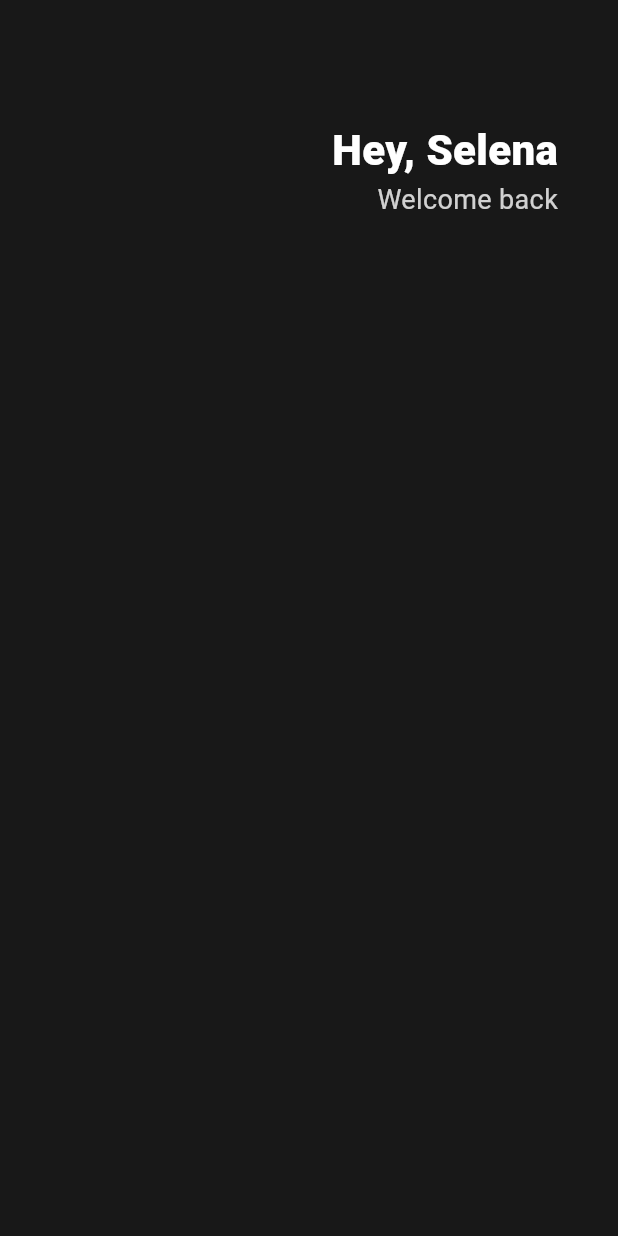
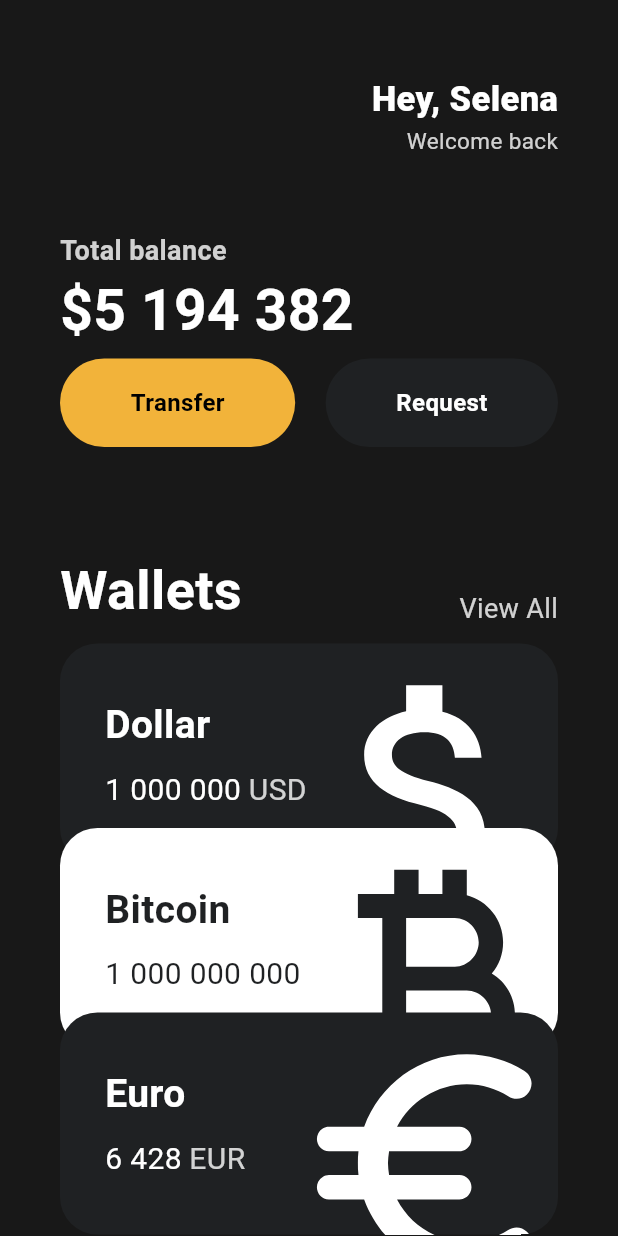
Before and after one commit to bristolkon3802/flutter-toonflix, a Flutter app: the screen it shows after launch, on a phone screen of 412 x 824 dp. Run offline on Flutter 3.47's test engine with Material 3 defaults, Android fonts, the phone set to English and light mode, and no system bars.

Commit message:
플러터 wallets

```diff
--- a/lib/main.dart
+++ b/lib/main.dart
@@ -1,4 +1,6 @@
 import 'package:flutter/material.dart';
+import 'package:toonflix/widgets/button.dart';
+import 'package:toonflix/widgets/card.dart';
 
 void main() {
   runApp(const App());
@@ -11,13 +13,15 @@ class App extends StatelessWidget {
   Widget build(BuildContext context) {
     return MaterialApp(
       home: Scaffold(
-          backgroundColor: const Color(0xFF181818),
-          body: Padding(
+        backgroundColor: const Color(0xFF181818),
+        body: SingleChildScrollView(
+          child: Padding(
             padding: const EdgeInsets.symmetric(horizontal: 40),
             child: Column(
+              crossAxisAlignment: CrossAxisAlignment.start,
               children: [
                 const SizedBox(
-                  height: 80, // 공백 생성
+                  height: 50, // 공백 생성
                 ),
                 Row(
                   mainAxisAlignment: MainAxisAlignment.end, // 오른쪽 정렬
@@ -29,7 +33,7 @@ class App extends StatelessWidget {
                           'Hey, Selena',
                           style: TextStyle(
                             color: Colors.white,
-                            fontSize: 28,
+                            fontSize: 23,
                             fontWeight: FontWeight.w800,
                           ),
                         ),
@@ -37,16 +41,107 @@ class App extends StatelessWidget {
                           'Welcome back',
                           style: TextStyle(
                             color: Colors.white.withOpacity(0.8),
-                            fontSize: 18,
+                            fontSize: 15,
                           ),
                         ),
                       ],
                     )
                   ],
-                )
+                ),
+                const SizedBox(
+                  height: 50,
+                ),
+                Text(
+                  'Total balance',
+                  style: TextStyle(
+                    fontSize: 18,
+                    fontWeight: FontWeight.w700,
+                    color: Colors.white.withOpacity(0.8),
+                  ),
+                ),
+                const SizedBox(
+                  height: 0,
+                ),
+                const Text(
+                  '\$5 194 382',
+                  style: TextStyle(
+                    fontSize: 38,
+                    fontWeight: FontWeight.w700,
+                    color: Colors.white,
+                  ),
+                ),
+                const SizedBox(
+                  height: 5,
+                ),
+                const Row(
+                  mainAxisAlignment: MainAxisAlignment.spaceBetween,
+                  children: [
+                    Button(
+                        text: 'Transfer',
+                        bgColor: Color(0xFFF2B33A),
+                        textColor: Colors.black),
+                    Button(
+                        text: 'Request',
+                        bgColor: Color(0xFF1F2123),
+                        textColor: Colors.white),
+                  ],
+                ),
+                const SizedBox(
+                  height: 70,
+                ),
+                Row(
+                  crossAxisAlignment: CrossAxisAlignment.end,
+                  mainAxisAlignment: MainAxisAlignment.spaceBetween,
+                  children: [
+                    const Text(
+                      'Wallets',
+                      style: TextStyle(
+                        color: Colors.white,
+                        fontSize: 36,
+                        fontWeight: FontWeight.w600,
+                      ),
+                    ),
+                    Text(
+                      'View All',
+                      style: TextStyle(
+                        color: Colors.white.withOpacity(0.8),
+                        fontSize: 18,
+                      ),
+                    ),
+                  ],
+                ),
+                const SizedBox(
+                  height: 10,
+                ),
+                const CurrencyCard(
+                  name: 'Dollar',
+                  code: 'USD',
+                  amount: '1 000 000',
+                  icon: Icons.attach_money_outlined,
+                  isInverted: false,
+                  isOffset: 0,
+                ),
+                const CurrencyCard(
+                  name: 'Bitcoin',
+                  code: 'BTC',
+                  amount: '1 000 000 000',
+                  icon: Icons.currency_bitcoin,
+                  isInverted: true,
+                  isOffset: -25,
+                ),
+                const CurrencyCard(
+                  name: 'Euro',
+                  code: 'EUR',
+                  amount: '6 428',
+                  icon: Icons.euro_rounded,
+                  isInverted: false,
+                  isOffset: -50,
+                ),
               ],
             ),
-          )),
+          ),
+        ),
+      ),
     );
   }
 }
--- /dev/null
+++ b/lib/widgets/button.dart
@@ -0,0 +1,35 @@
+// ignore_for_file: file_names
+
+import 'package:flutter/material.dart';
+
+class Button extends StatelessWidget {
+  final String text;
+  final Color bgColor;
+  final Color textColor;
+
+  const Button({
+    super.key,
+    required this.text,
+    required this.bgColor,
+    required this.textColor,
+  });
+
+  @override
+  Widget build(BuildContext context) {
+    return Container(
+      decoration: BoxDecoration(
+          color: bgColor, borderRadius: BorderRadius.circular(45)),
+      child: Padding(
+        padding: const EdgeInsets.symmetric(vertical: 18, horizontal: 47),
+        child: Text(
+          text,
+          style: TextStyle(
+            fontSize: 16,
+            color: textColor,
+            fontWeight: FontWeight.w700,
+          ),
+        ),
+      ),
+    );
+  }
+}
--- /dev/null
+++ b/lib/widgets/card.dart
@@ -0,0 +1,89 @@
+import 'package:flutter/material.dart';
+
+class CurrencyCard extends StatelessWidget {
+  final String name, code, amount;
+  final IconData icon;
+  final bool isInverted;
+  final double isOffset;
+
+  final _blackColor = const Color(0xFF1F2123);
+
+  const CurrencyCard({
+    super.key,
+    required this.name,
+    required this.code,
+    required this.amount,
+    required this.icon,
+    required this.isInverted,
+    required this.isOffset,
+  });
+
+  @override
+  Widget build(BuildContext context) {
+    return Transform.translate(
+      offset: Offset(0, isOffset),
+      child: Container(
+        clipBehavior: Clip.hardEdge,
+        decoration: BoxDecoration(
+          color: isInverted ? Colors.white : _blackColor,
+          borderRadius: BorderRadius.circular(25),
+        ),
+        child: Padding(
+          padding: const EdgeInsets.all(30),
+          child: Row(
+            mainAxisAlignment: MainAxisAlignment.spaceBetween,
+            children: [
+              Column(
+                crossAxisAlignment: CrossAxisAlignment.start,
+                children: [
+                  Text(
+                    name,
+                    style: TextStyle(
+                        color: isInverted ? _blackColor : Colors.white,
+                        fontSize: 26,
+                        fontWeight: FontWeight.w600),
+                  ),
+                  const SizedBox(
+                    height: 10,
+                  ),
+                  Row(
+                    children: [
+                      Text(
+                        amount,
+                        style: TextStyle(
+                          color: isInverted ? _blackColor : Colors.white,
+                          fontSize: 20,
+                        ),
+                      ),
+                      const SizedBox(
+                        width: 5,
+                      ),
+                      Text(
+                        code,
+                        style: TextStyle(
+                          color: Colors.white.withOpacity(0.8),
+                          fontSize: 20,
+                        ),
+                      ),
+                    ],
+                  ),
+                ],
+              ),
+              Transform.scale(
+                scale: 2.2,
+                child: Transform.translate(
+                  offset: const Offset(-5, 12),
+                  child: Icon(
+                    icon,
+                    color: isInverted ? _blackColor : Colors.white,
+                    size: 88,
+                  ),
+                ),
+              )
+            ],
+          ),
+        ),
+      ),
+    );
+  }
+}
```
Also changed, not shown: 1 other file.
